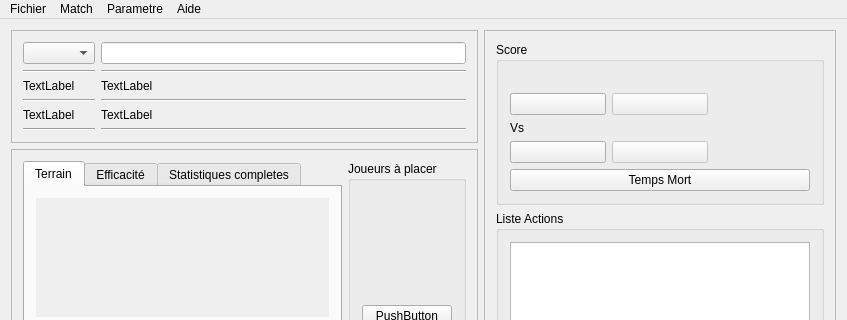
Above: ui/ecran.ui from flagage/volleyclubstats before the change; both pictures show x 0 to 847 and y 0 to 320 of the 847 by 478 pixel window. Below: the same form after it.
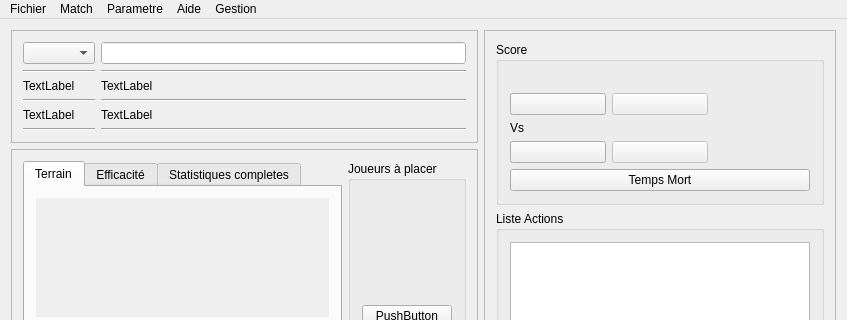
That is the form after the change. Icons and pictures are not drawn.

The edit to the form file:
```diff
--- a/ui/ecran.ui
+++ b/ui/ecran.ui
@@ -478,10 +478,21 @@
     <addaction name="actionR_sultat_ffvb"/>
     <addaction name="actionManuel"/>
    </widget>
+   <widget class="QMenu" name="menuEquipe">
+    <property name="title">
+     <string>Gestion</string>
+    </property>
+    <addaction name="actionGestion_Equipe"/>
+    <addaction name="actionGestion_Club_2"/>
+    <addaction name="separator"/>
+    <addaction name="actionExporter_Equipe"/>
+    <addaction name="actionImporter_Equipe"/>
+   </widget>
    <addaction name="menuFichier"/>
    <addaction name="menuMatch"/>
    <addaction name="menuFenetre"/>
    <addaction name="menuAide"/>
+   <addaction name="menuEquipe"/>
   </widget>
   <action name="actionAjouterEquipe">
    <property name="text">
```
Left out of the diff: 22 changed lines with no effect on the pictures.
